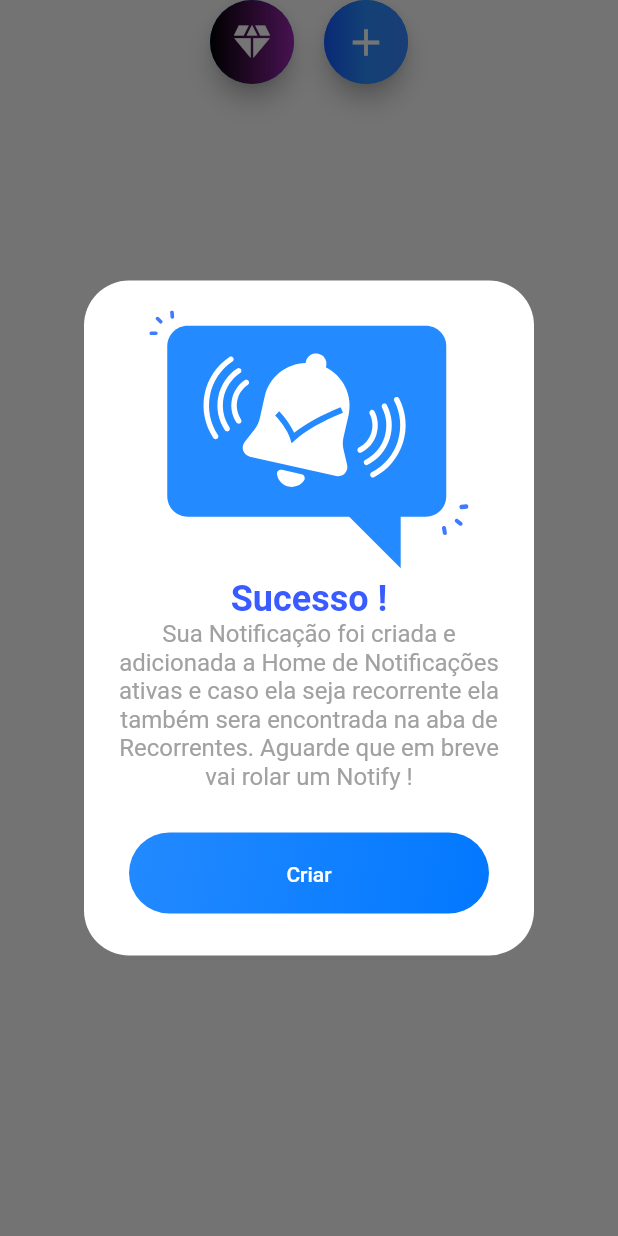
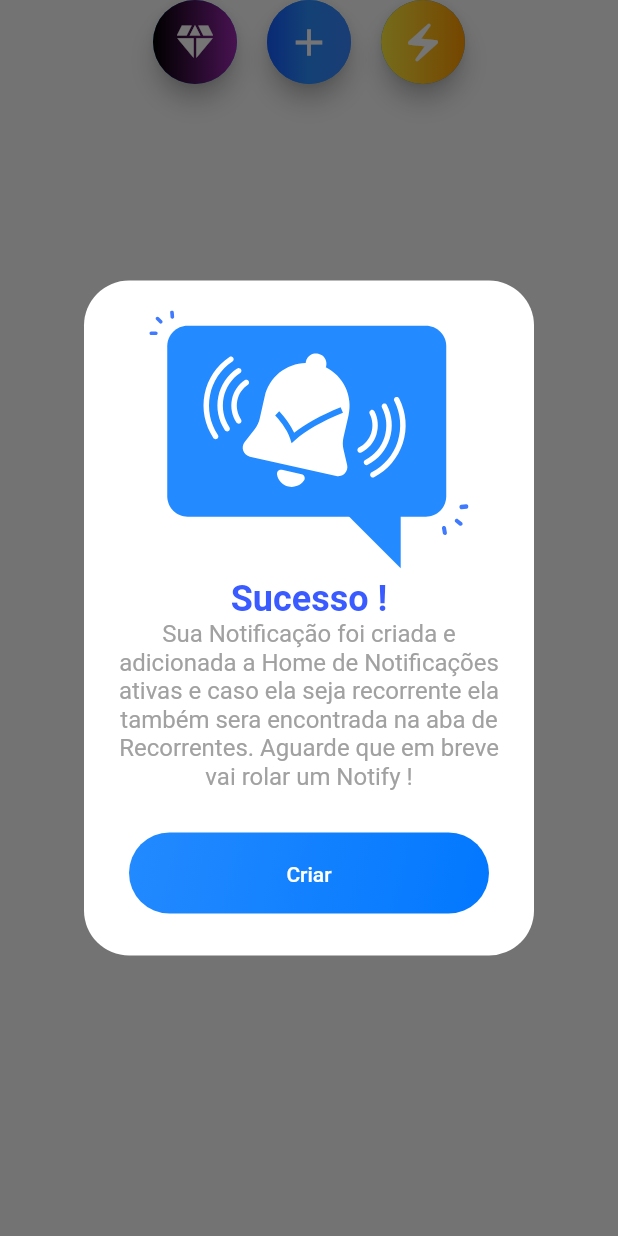
Before and after one commit to RicMerces/layoutNotify, a Flutter app: the AddButton widget shown alone on an empty page, opened directly, after a tap on the "diamond" icon, on a phone screen of 412 x 824 dp. Run offline on Flutter 3.47's test engine with Material 2 defaults, Android fonts, the phone set to English and light mode, and no system bars; our stand-ins replace flutter_spinkit, flutter_svg; network calls fail.

Commit message:
Correções

```diff
--- a/notify_layout/lib/app/screens/home/widget/add_button.dart
+++ b/notify_layout/lib/app/screens/home/widget/add_button.dart
@@ -221,6 +221,111 @@ class AddButton extends StatelessWidget {
                 )),
           ),
         ),
+        const SizedBox(
+          width: 20,
+        ),
+        FloatingActionButton(
+          child: Container(
+            width: 60,
+            height: 60,
+            decoration: const BoxDecoration(
+              shape: BoxShape.circle,
+              gradient: LinearGradient(
+                colors: [
+                  Colors.yellow,
+                  Colors.orange,
+                ],
+              ),
+            ),
+            child: const Icon(
+              Icons.electric_bolt_outlined,
+              size: 30,
+            ),
+          ),
+          onPressed: () => showDialog(
+            context: context,
+            builder: ((context) => Center(
+                  child: Column(
+                    mainAxisAlignment: MainAxisAlignment.center,
+                    children: [
+                      SvgPicture.asset('assets/svg/aderiva.svg'),
+                      const Text(
+                        'Nenhuma Noticação avistada',
+                        style: TextStyle(
+                          color: Color(0xff395BFF),
+                          fontSize: 20,
+                          fontWeight: FontWeight.bold,
+                        ),
+                      ),
+                      const SizedBox(
+                        height: 20,
+                      ),
+                      Row(
+                        mainAxisAlignment: MainAxisAlignment.center,
+                        children: [
+                          Expanded(
+                            child: Container(
+                              decoration: const BoxDecoration(
+                                gradient: LinearGradient(
+                                  begin: Alignment.topRight,
+                                  end: Alignment.bottomLeft,
+                                  colors: [
+                                    Color(0xff48F3A1),
+                                    Color(0xff31C87F),
+                                  ],
+                                ),
+                                borderRadius: BorderRadius.only(
+                                  topLeft: Radius.circular(30),
+                                  bottomLeft: Radius.circular(30),
+                                ),
+                              ),
+                              child: TextButton(
+                                onPressed: () {},
+                                child: const Text(
+                                  "Ressucitar",
+                                  style: TextStyle(
+                                    fontSize: 20,
+                                    color: Colors.white,
+                                  ),
+                                ),
+                              ),
+                            ),
+                          ),
+                          Expanded(
+                            child: Container(
+                              decoration: const BoxDecoration(
+                                gradient: LinearGradient(
+                                  begin: Alignment.topLeft,
+                                  end: Alignment.bottomRight,
+                                  colors: [
+                                    Color(0xffFF4C48),
+                                    Color(0xffFF2E22),
+                                  ],
+                                ),
+                                borderRadius: BorderRadius.only(
+                                  topRight: Radius.circular(30),
+                                  bottomRight: Radius.circular(30),
+                                ),
+                              ),
+                              child: TextButton(
+                                onPressed: () {},
+                                child: const Text(
+                                  "Deletar",
+                                  style: TextStyle(
+                                    fontSize: 20,
+                                    color: Colors.white,
+                                  ),
+                                ),
+                              ),
+                            ),
+                          ),
+                        ],
+                      )
+                    ],
+                  ),
+                )),
+          ),
+        ),
       ],
     );
   }
```
Also changed, not shown: notify_layout/assets/svg/aderiva.svg (added).
